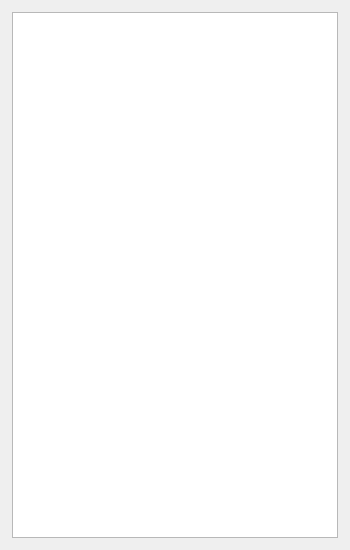
Old version of the form playlistitems.ui in the repository futuregainz/iPlayMovie.
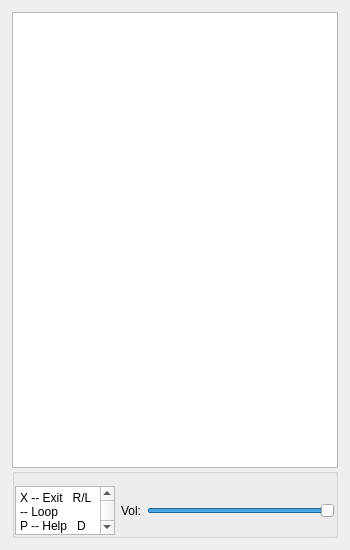
New version of the form.

Diff of the .ui file:
```diff
--- a/playlistitems.ui
+++ b/playlistitems.ui
@@ -25,7 +25,7 @@
   <property name="maximumSize">
    <size>
     <width>350</width>
-    <height>550</height>
+    <height>600</height>
    </size>
   </property>
   <property name="font">
@@ -45,7 +45,7 @@
   <property name="layoutDirection">
    <enum>Qt::LeftToRight</enum>
   </property>
-  <layout class="QVBoxLayout" name="verticalLayout" stretch="0">
+  <layout class="QVBoxLayout" name="verticalLayout" stretch="0,0">
    <property name="spacing">
     <number>0</number>
    </property>
@@ -67,7 +67,7 @@
    <item>
     <widget class="QListWidget" name="listWidget">
      <property name="sizePolicy">
-      <sizepolicy hsizetype="Fixed" vsizetype="Fixed">
+      <sizepolicy hsizetype="Preferred" vsizetype="Preferred">
        <horstretch>0</horstretch>
        <verstretch>0</verstretch>
       </sizepolicy>
@@ -75,13 +75,13 @@
      <property name="minimumSize">
       <size>
        <width>326</width>
-       <height>526</height>
+       <height>426</height>
       </size>
      </property>
      <property name="maximumSize">
       <size>
-       <width>346</width>
-       <height>546</height>
+       <width>326</width>
+       <height>4226</height>
       </size>
      </property>
      <property name="font">
@@ -124,6 +124,109 @@
      </property>
     </widget>
    </item>
+   <item>
+    <widget class="QGroupBox" name="groupBox">
+     <property name="minimumSize">
+      <size>
+       <width>326</width>
+       <height>70</height>
+      </size>
+     </property>
+     <property name="maximumSize">
+      <size>
+       <width>326</width>
+       <height>70</height>
+      </size>
+     </property>
+     <property name="title">
+      <string/>
+     </property>
+     <property name="alignment">
+      <set>Qt::AlignCenter</set>
+     </property>
+     <layout class="QHBoxLayout" name="horizontalLayout">
+      <property name="leftMargin">
+       <number>0</number>
+      </property>
+      <property name="topMargin">
+       <number>12</number>
+      </property>
+      <property name="rightMargin">
+       <number>0</number>
+      </property>
+      <property name="bottomMargin">
+       <number>0</number>
+      </property>
+      <item>
+       <widget class="QTextEdit" name="textEdit">
+        <property name="sizePolicy">
+         <sizepolicy hsizetype="Fixed" vsizetype="Fixed">
+          <horstretch>0</horstretch>
+          <verstretch>0</verstretch>
+         </sizepolicy>
+        </property>
+        <property name="minimumSize">
+         <size>
+          <width>100</width>
+          <height>0</height>
+         </size>
+        </property>
+        <property name="maximumSize">
+         <size>
+          <width>100</width>
+          <height>16777215</height>
+         </size>
+        </property>
+        <property name="readOnly">
+         <bool>true</bool>
+        </property>
+        <property name="html">
+         <string>&lt;!DOCTYPE HTML PUBLIC &quot;-//W3C//DTD HTML 4.0//EN&quot; &quot;http://www.w3.org/TR/REC-html40/strict.dtd&quot;&gt;
+&lt;html&gt;&lt;head&gt;&lt;meta name=&quot;qrichtext&quot; content=&quot;1&quot; /&gt;&lt;style type=&quot;text/css&quot;&gt;
+p, li { white-space: pre-wrap; }
+&lt;/style&gt;&lt;/head&gt;&lt;body style=&quot; font-family:'Arial'; font-size:13pt; font-weight:400; font-style:normal;&quot;&gt;
+&lt;p style=&quot; margin-top:0px; margin-bottom:0px; margin-left:0px; margin-right:0px; -qt-block-indent:0; text-indent:0px;&quot;&gt;&lt;span style=&quot; font-size:9pt;&quot;&gt;X -- Exit   R/L -- Loop&lt;/span&gt;&lt;/p&gt;
+&lt;p style=&quot; margin-top:0px; margin-bottom:0px; margin-left:0px; margin-right:0px; -qt-block-indent:0; text-indent:0px;&quot;&gt;&lt;span style=&quot; font-size:9pt;&quot;&gt;P -- Help   D -- Delete&lt;/span&gt;&lt;/p&gt;
+&lt;p style=&quot; margin-top:0px; margin-bottom:0px; margin-left:0px; margin-right:0px; -qt-block-indent:0; text-indent:0px;&quot;&gt;&lt;span style=&quot; font-size:9pt;&quot;&gt;&amp;quot;&amp;gt;&amp;quot; -- Seek  &amp;quot;^&amp;quot; --Next&lt;/span&gt;&lt;/p&gt;
+&lt;p style=&quot; margin-top:0px; margin-bottom:0px; margin-left:0px; margin-right:0px; -qt-block-indent:0; text-indent:0px;&quot;&gt;&lt;span style=&quot; font-size:9pt;&quot;&gt;M -- Mute  F --  Fill&lt;/span&gt;&lt;/p&gt;&lt;/body&gt;&lt;/html&gt;</string>
+        </property>
+       </widget>
+      </item>
+      <item>
+       <widget class="QLabel" name="volLabel">
+        <property name="text">
+         <string>Vol:</string>
+        </property>
+       </widget>
+      </item>
+      <item>
+       <widget class="QSlider" name="volCtrl">
+        <property name="font">
+         <font>
+          <weight>50</weight>
+          <bold>false</bold>
+         </font>
+        </property>
+        <property name="maximum">
+         <number>100</number>
+        </property>
+        <property name="singleStep">
+         <number>5</number>
+        </property>
+        <property name="value">
+         <number>100</number>
+        </property>
+        <property name="sliderPosition">
+         <number>100</number>
+        </property>
+        <property name="orientation">
+         <enum>Qt::Horizontal</enum>
+        </property>
+       </widget>
+      </item>
+     </layout>
+    </widget>
+   </item>
   </layout>
  </widget>
  <resources/>
```
